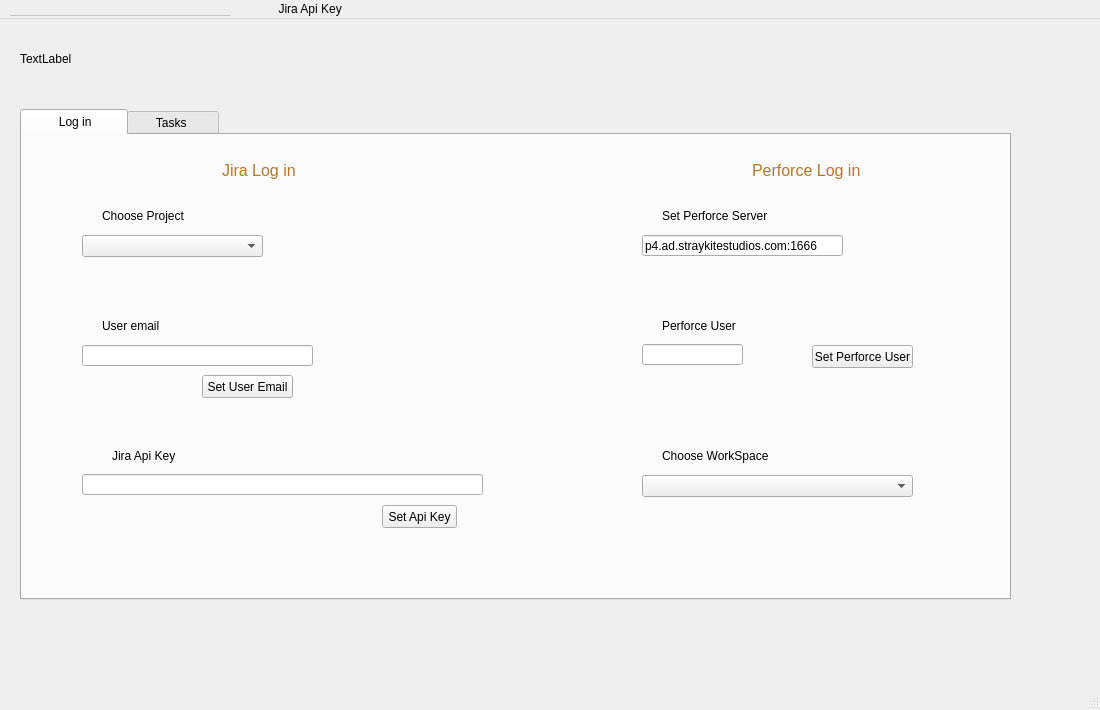
Qt form management_tool.ui (gastonsbodio/maya_jira_perforce) before a commit.
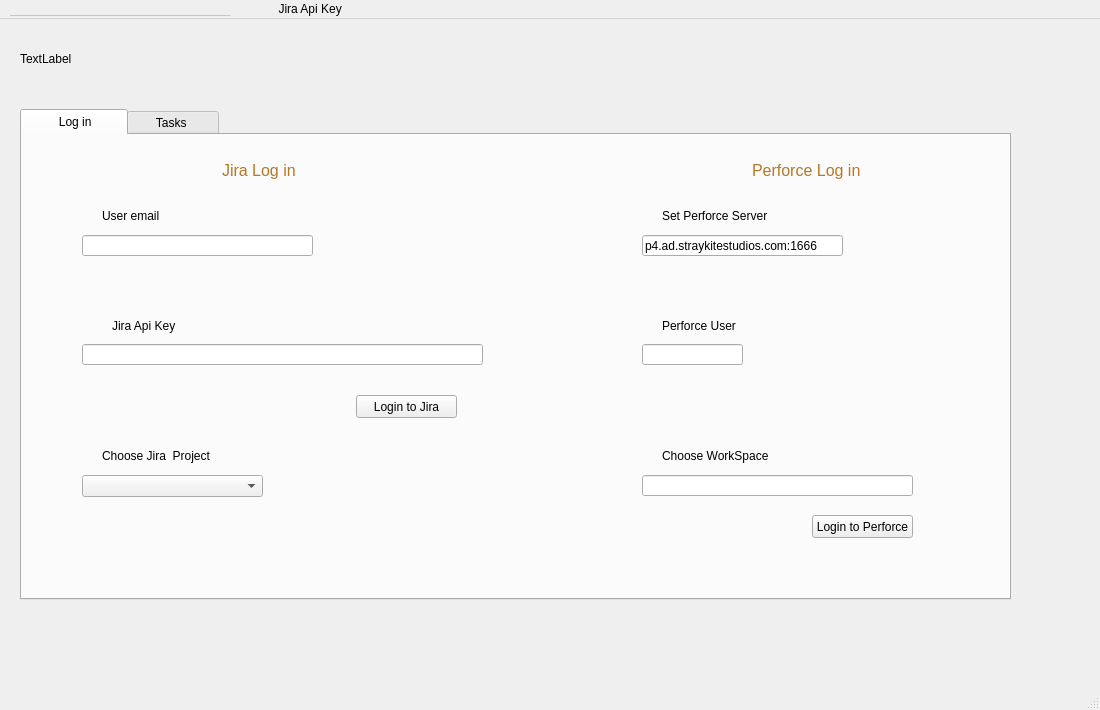
The same form after that commit.

The edit to the form file:
```diff
--- a/management_tool.ui
+++ b/management_tool.ui
@@ -53,7 +53,7 @@
       <property name="geometry">
        <rect>
         <x>60</x>
-        <y>100</y>
+        <y>340</y>
         <width>181</width>
         <height>22</height>
        </rect>
@@ -63,20 +63,20 @@
       <property name="geometry">
        <rect>
         <x>80</x>
-        <y>70</y>
+        <y>310</y>
         <width>141</width>
         <height>21</height>
        </rect>
       </property>
       <property name="text">
-       <string>Choose Project</string>
+       <string>Choose Jira  Project</string>
       </property>
      </widget>
      <widget class="QLabel" name="lab_comb_user">
       <property name="geometry">
        <rect>
         <x>80</x>
-        <y>180</y>
+        <y>70</y>
         <width>141</width>
         <height>21</height>
        </rect>
@@ -89,7 +89,7 @@
       <property name="geometry">
        <rect>
         <x>60</x>
-        <y>339</y>
+        <y>209</y>
         <width>401</width>
         <height>21</height>
        </rect>
@@ -99,7 +99,7 @@
       <property name="geometry">
        <rect>
         <x>90</x>
-        <y>310</y>
+        <y>180</y>
         <width>141</width>
         <height>21</height>
        </rect>
@@ -111,14 +111,14 @@
      <widget class="QPushButton" name="pushBut_set_apiK">
       <property name="geometry">
        <rect>
-        <x>360</x>
-        <y>370</y>
-        <width>75</width>
+        <x>334</x>
+        <y>260</y>
+        <width>101</width>
         <height>23</height>
        </rect>
       </property>
       <property name="text">
-       <string>Set Api Key</string>
+       <string>Login to Jira</string>
       </property>
      </widget>
      <widget class="QLabel" name="lab_jira_log">
@@ -199,16 +199,6 @@
        <string>Set Perforce Server</string>
       </property>
      </widget>
-     <widget class="QComboBox" name="comboB_workSpace">
-      <property name="geometry">
-       <rect>
-        <x>620</x>
-        <y>340</y>
-        <width>271</width>
-        <height>22</height>
-       </rect>
-      </property>
-     </widget>
      <widget class="QLabel" name="lab_comb_workspace">
       <property name="geometry">
        <rect>
@@ -239,37 +229,34 @@
       <property name="geometry">
        <rect>
         <x>790</x>
-        <y>210</y>
+        <y>380</y>
         <width>101</width>
         <height>23</height>
        </rect>
       </property>
       <property name="text">
-       <string>Set Perforce User</string>
+       <string>Login to Perforce</string>
       </property>
      </widget>
      <widget class="QLineEdit" name="lineEd_jira_user">
       <property name="geometry">
        <rect>
         <x>60</x>
-        <y>210</y>
+        <y>100</y>
         <width>231</width>
         <height>21</height>
        </rect>
       </property>
      </widget>
-     <widget class="QPushButton" name="pushBut_set_jira_user">
+     <widget class="QLineEdit" name="lineEd_perf_worksp">
       <property name="geometry">
        <rect>
-        <x>180</x>
-        <y>240</y>
-        <width>91</width>
-        <height>23</height>
+        <x>620</x>
+        <y>340</y>
+        <width>271</width>
+        <height>21</height>
        </rect>
       </property>
-      <property name="text">
-       <string>Set User Email</string>
-      </property>
      </widget>
     </widget>
     <widget class="QWidget" name="tasks_tab">
```
Left out of the diff: 4 changed lines with no effect on the pictures.
